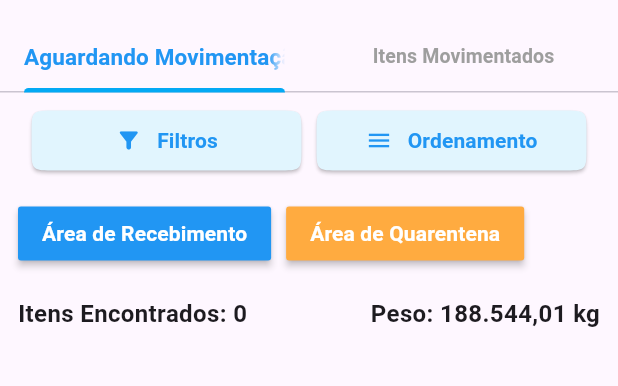
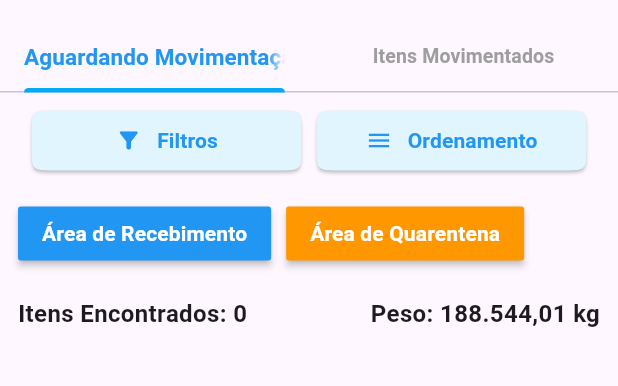
Before and after one commit to igregorioneto/FlutterProjects, a Flutter app: the screen it shows after launch, on a phone screen of 412 x 824 dp, the part 62-448 px from its top. Run offline on Flutter 3.47's test engine with Material 3 defaults, Android fonts, the phone set to English and light mode, and no system bars; our stand-ins replace animate_do, animated_text_kit, bloc, carousel_slider, dio, fl_chart and 15 more; missing offline and left inert: dart:ffi, function_tree; accounts and stored records are empty; generated files the repository leaves out were written again.

Commit message:
[HANDCOM]feat: constants colors

```diff
--- a/item_management/app/lib/app/features/home/widgets/aguardando_movimentacao_widget.dart
+++ b/item_management/app/lib/app/features/home/widgets/aguardando_movimentacao_widget.dart
@@ -1,3 +1,4 @@
+import 'package:app/app/shared/utils/colors.dart';
 import 'package:app/app/shared/widget/button_icon_widget.dart';
 import 'package:app/app/shared/widget/button_simple_widget.dart';
 import 'package:app/app/store/item.store.dart';
@@ -44,14 +45,14 @@ class AguardandoMovimentacaoWidget extends StatelessWidget {
               children: [
                 ButtonSimpleWidget(
                   title: 'Área de Recebimento',
-                  color: Colors.blue,
+                  color: receivingColor,
                   click: () {},
                   fullButton: false,
                 ),
                 SizedBox(width: 10),
                 ButtonSimpleWidget(
                   title: 'Área de Quarentena',
-                  color: Colors.orangeAccent,
+                  color: quarentineColor,
                   click: () {},
                   fullButton: false,
                 ),
--- /dev/null
+++ b/item_management/app/lib/app/shared/utils/colors.dart
@@ -0,0 +1,10 @@
+import 'package:flutter/material.dart';
+
+final quarentineColor = Color(Colors.orange.value);
+final quarentineBackground = Color(Colors.orange[50]!.value);
+
+final receivingColor = Color(Colors.blue.value);
+final receivingBackground = Color(Colors.blue[50]!.value);
+
+final storageColor = Color(Colors.green.value);
+final storagesBackground = Color(Colors.green[50]!.value);
```
